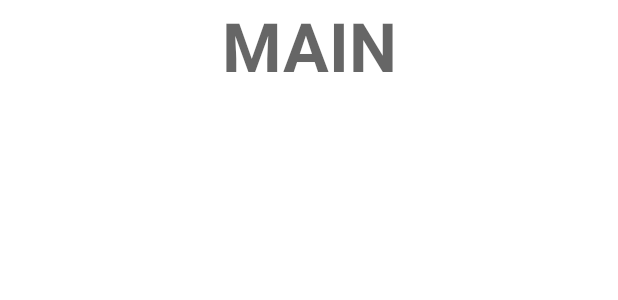
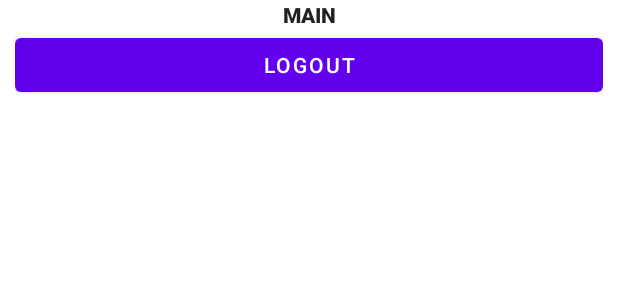
Before and after one commit to KuroiiDev/ngabsen_android, an Android app: the layout activity_main.xml on its own in the app's theme, with its tools: preview values and no code run, on a phone screen of 412 x 824 dp. Shown: the top 300 px of the screen. Run offline under Robolectric (Android 15) with nearby library versions, the phone set to English and light mode, and no system bars.

Commit message:
Login, Register, Logout Done

```diff
--- a/app/src/main/java/com/example/ngab_sen/RegisterActivity.java
+++ b/app/src/main/java/com/example/ngab_sen/RegisterActivity.java
@@ -66,8 +66,8 @@ public class RegisterActivity extends AppCompatActivity {
                 mAuth.createUserWithEmailAndPassword(email, password).addOnCompleteListener( new OnCompleteListener<AuthResult>(){
                     @Override
                     public void onComplete(@NonNull Task<AuthResult> task) {
+                        progressBar.setVisibility(View.GONE);
                         if (task.isComplete()) {
-                            progressBar.setVisibility(View.GONE);
                             Log.d(TAG, "CreateUserWithEmail:success");
                             Toast.makeText(getApplicationContext(), "Account Created", Toast.LENGTH_SHORT);
                             FirebaseUser user = mAuth.getCurrentUser();
--- a/app/src/main/res/layout/activity_main.xml
+++ b/app/src/main/res/layout/activity_main.xml
@@ -9,11 +9,18 @@
     android:paddingHorizontal="10dp">
 
     <TextView
+        android:id="@+id/userDetails"
         android:layout_width="match_parent"
         android:layout_height="wrap_content"
         android:textStyle="bold"
         android:text="MAIN"
-        android:textAppearance="@style/TextAppearance.AppCompat.Display2"
+        android:textAppearance="@style/TextAppearance.AppCompat.Body2"
         android:textAlignment="center"/>
+    <Button
+        android:id="@+id/logout"
+        android:layout_width="match_parent"
+        android:layout_height="wrap_content"
+        android:text="Logout"/>
+
 
 </LinearLayout>
```
Also changed, not shown: app/src/main/java/com/example/ngab_sen/LoginActivity.java (+39 -1 lines), app/src/main/java/com/example/ngab_sen/MainActivity.java (+31 -0 lines).
